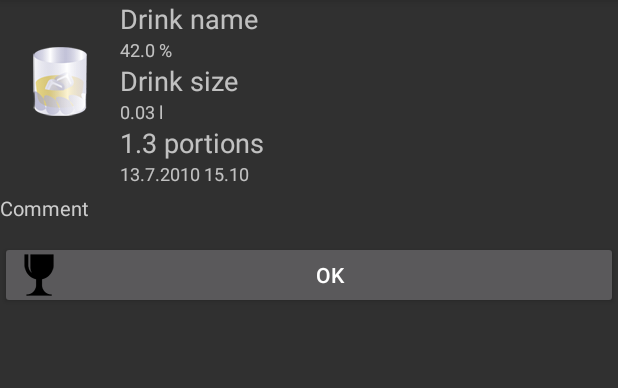
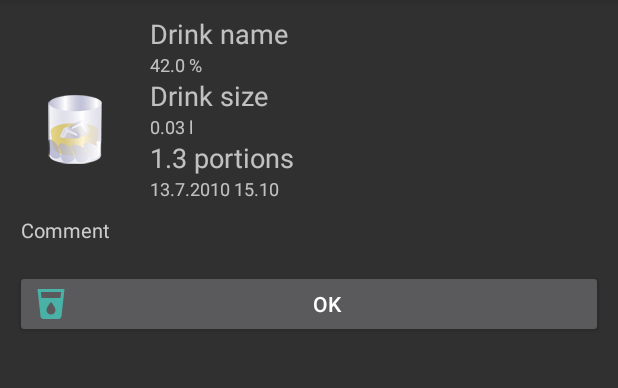
Before and after one commit to thaapasa/jalkametri-android, an Android app: the layout activity_show_event.xml on its own in the app's theme, with its tools: preview values and no code run, on a phone screen of 412 x 824 dp, the part 84-472 px from its top. Run offline under Robolectric (Android 15) with nearby library versions, the phone set to English and light mode, and no system bars.

Commit message:
Remove old drink icon. Fix layout.

```diff
--- a/app/src/main/res/layout/activity_show_event.xml
+++ b/app/src/main/res/layout/activity_show_event.xml
@@ -1,73 +1,77 @@
 <?xml version="1.0" encoding="utf-8"?>
-<ScrollView xmlns:android="http://schemas.android.com/apk/res/android"
-    android:fillViewport="true"
-    style="@style/fill_parent">
+<ScrollView
+    xmlns:android="http://schemas.android.com/apk/res/android"
+    style="@style/fill_parent"
+    android:padding="@dimen/padding"
+    android:layout_height="wrap_content">
 
-    <TableLayout
+    <LinearLayout
         style="@style/fill_parent"
-        android:stretchColumns="1">
+        android:orientation="vertical">
 
-        <TableRow>
+        <LinearLayout
+            style="@style/wrap_content"
+            android:orientation="horizontal"
+            android:gravity="start|center_vertical">
 
             <ImageView
+                android:layout_width="@dimen/icon_area_width"
+                android:layout_height="@dimen/icon_area_height"
                 android:id="@+id/icon"
-                android:src="@drawable/drink_whisky" />
+                android:src="@drawable/drink_whisky"/>
 
-            <LinearLayout style="@style/vertical_wrap_hfill">
+            <LinearLayout style="@style/vertical_wrap_hfill" android:layout_marginStart="@dimen/padding">
 
                 <TextView
                     android:id="@+id/name"
                     android:text="Drink name"
-                    style="@style/simple_text" />
+                    style="@style/simple_text"/>
 
                 <TextView
                     android:id="@+id/strength"
                     android:text="42.0 %"
-                    style="@style/small_text" />
+                    style="@style/small_text"/>
 
                 <TextView
                     android:id="@+id/size_name"
                     android:text="Drink size"
-                    style="@style/simple_text" />
+                    style="@style/simple_text"/>
 
                 <TextView
                     android:id="@+id/size"
                     android:text="0.03 l"
-                    style="@style/small_text" />
+                    style="@style/small_text"/>
 
                 <TextView
                     android:id="@+id/portions"
                     android:text="1.3 portions"
-                    style="@style/simple_text" />
+                    style="@style/simple_text"/>
 
                 <TextView
                     android:id="@+id/date"
                     android:text="13.7.2010 15.10"
-                    style="@style/small_text" />
+                    style="@style/small_text"/>
 
             </LinearLayout>
-        </TableRow>
-
-        <TableRow>
+        </LinearLayout>
 
         <TextView
+            style="@style/info_text"
             android:id="@+id/comment"
             android:text="Comment"
-                style="@style/info_text"
-                android:layout_marginTop="5dp"
-                android:layout_span="2" />
-        </TableRow>
-
-        <TableRow>
-
+            android:layout_marginTop="@dimen/padding"
+            android:layout_width="match_parent"
+            android:layout_height="wrap_content"
+            android:paddingStart="@dimen/text_spacing"
+            android:paddingEnd="@dimen/text_spacing"
+        />
         <Button
+            style="@style/btn_drink"
             android:id="@+id/ok"
             android:text="@string/ok"
-                style="@style/button_main"
-                android:drawableLeft="@drawable/drink"
-                android:layout_span="2"
-                android:layout_marginTop="5dp" />
-        </TableRow>
-    </TableLayout>
+            android:layout_width="match_parent"
+            android:layout_marginTop="@dimen/padding"
+        />
+    </LinearLayout>
 
 </ScrollView>
```
Also changed, not shown: app/src/main/res/drawable-hdpi/drink.png (deleted), app/src/main/res/drawable/drink.png (deleted). Lines whose indentation alone changed are shown as unchanged.
